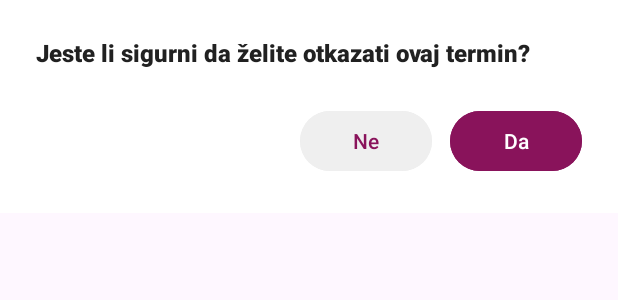
After one commit to LekoIvana/PAMU, an Android app: the layout dialog_confirm_delete.xml on its own in the app's theme, with its tools: preview values and no code run, on a phone screen of 412 x 824 dp. The commit adds this screen. Shown: the top 300 px of the screen. Run offline under Robolectric (Android 15) with nearby library versions, the phone set to English and light mode, and no system bars.

Commit message:
Uredjivanje rezervacije1

```diff
--- /dev/null
+++ b/app/src/main/res/layout/dialog_confirm_delete.xml
@@ -0,0 +1,43 @@
+<?xml version="1.0" encoding="utf-8"?>
+<LinearLayout xmlns:android="http://schemas.android.com/apk/res/android"
+    android:layout_width="match_parent"
+    android:layout_height="wrap_content"
+    android:orientation="vertical"
+    android:padding="24dp"
+    android:background="@android:color/white">
+
+    <TextView
+        android:id="@+id/dialogMessage"
+        android:layout_width="match_parent"
+        android:layout_height="wrap_content"
+        android:text="Jeste li sigurni da želite otkazati ovaj termin?"
+        android:textColor="#212121"
+        android:textSize="16sp"
+        android:textStyle="bold"
+        android:fontFamily="sans-serif-medium"
+        android:layout_marginBottom="24dp" />
+
+    <LinearLayout
+        android:layout_width="match_parent"
+        android:layout_height="wrap_content"
+        android:orientation="horizontal"
+        android:gravity="end">
+
+        <Button
+            android:id="@+id/cancelButton"
+            android:layout_width="wrap_content"
+            android:layout_height="wrap_content"
+            android:text="Ne"
+            android:textColor="#89135b"
+            android:backgroundTint="#EFEFEF"
+            android:layout_marginEnd="12dp" />
+
+        <Button
+            android:id="@+id/confirmButton"
+            android:layout_width="wrap_content"
+            android:layout_height="wrap_content"
+            android:text="Da"
+            android:textColor="#FFFFFF"
+            android:backgroundTint="#89135b" />
+    </LinearLayout>
+</LinearLayout>
```
Also changed, not shown: app/src/main/java/ba/sum/fpmoz/pamu/UserReservationsFragment.kt (+47 -11 lines).
